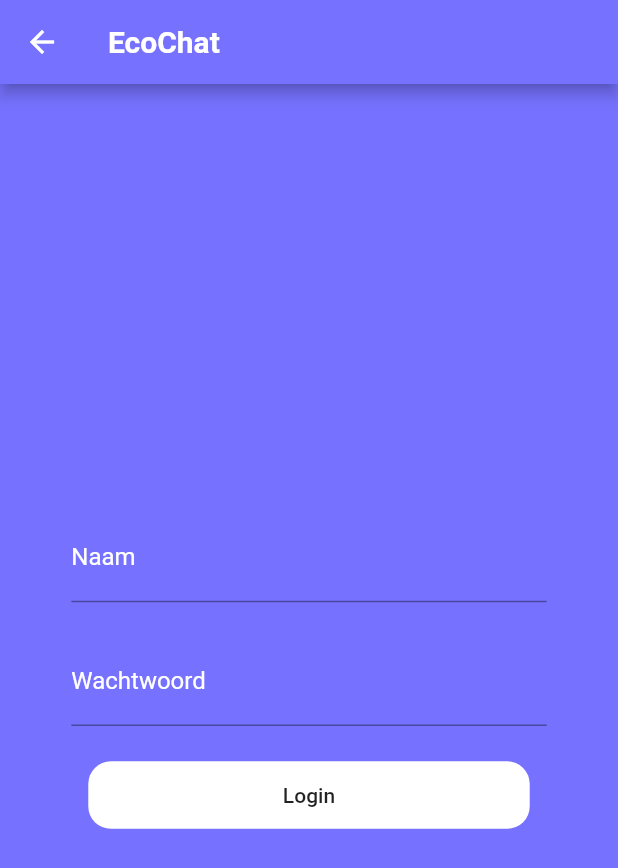
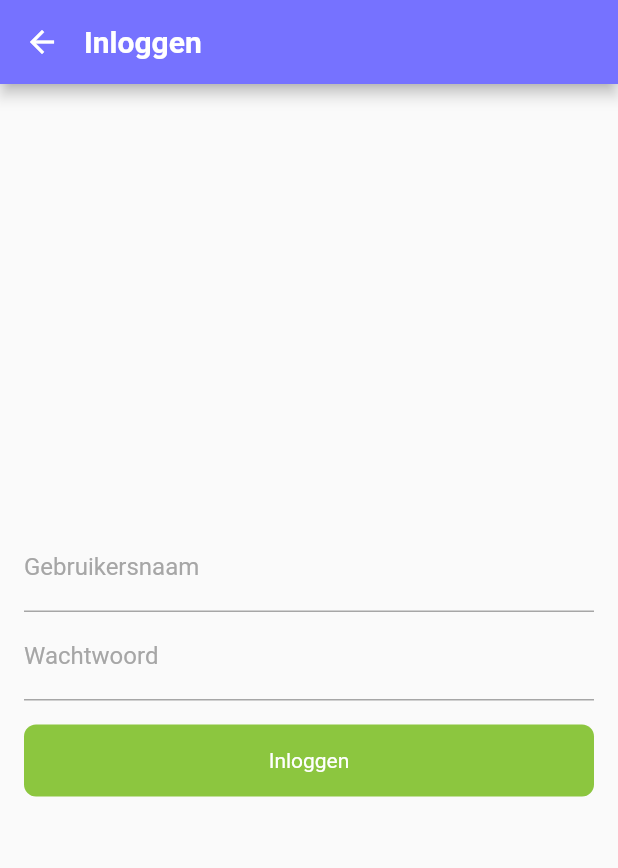
Before and after one commit to BlackBearFTW/EcoChat-Mobile, a Flutter app: the AuthenticationView screen opened directly, on a phone screen of 412 x 824 dp. Shown: the top 868 px of the screen. Run offline on Flutter 3.47's test engine with Material 2 defaults, Android fonts, the phone set to English and light mode, and no system bars; our stand-ins replace flutter_local_notifications, geolocator, google_maps_flutter, shared_preferences; missing offline and left inert: battery_info, signalr_netcore, skeleton_loader, workmanager; accounts and stored records are empty.

Commit message:
Update authentication.dart

```diff
--- a/lib/screens/authentication/authentication.dart
+++ b/lib/screens/authentication/authentication.dart
@@ -13,114 +13,115 @@ class AuthenticationView extends StatefulWidget {
 class _AuthenticationViewState extends State<AuthenticationView> {
   final GlobalKey<FormState> formKey = GlobalKey<FormState>();
   final AuthenticationApi authenticationApi = AuthenticationApi();
-  bool bToken = false;
-  bool clicked = false;
-
-  Future<String?> authenticate(_name, _password) async {
-
-    String? token = await authenticationApi.login(_name.text, _password.text);
-    if (token != null) {
-      bToken = true;
-    }
-
-    return token;
-  }
+  String username = "";
+  String password = "";
+  String? token = "";
 
   @override
   Widget build(BuildContext context) {
     return Scaffold(
       appBar: AppBar(
-        title: const Text("EcoChat", style: TextStyle(fontWeight: FontWeight.bold)),
+        titleSpacing: 0,
+        title: const Text("Inloggen",
+            style: TextStyle(fontWeight: FontWeight.bold)),
         backgroundColor: const Color(0xff7672FF),
       ),
-      body: Container(
-          width: MediaQuery.of(context).size.width,
-          height: MediaQuery.of(context).size.height,
-          decoration: const BoxDecoration(
-            color: Color(0xff7672FF),
-          ),
+      body: Padding(
+        padding: const EdgeInsets.all(16.0),
+        child: Form(
+          key: formKey,
           child: Column(
             mainAxisAlignment: MainAxisAlignment.center,
             children: [
-              bToken
-                  ? Container()
-                  : clicked
-                      ? const Text(
-                          "Uw gebruikers naam of wachtwoord is incorrect.",
-                          textAlign: TextAlign.center,
-                          style: TextStyle(
-                              color: Colors.black,
-                              fontWeight: FontWeight.bold,
-                              fontSize: 16),
-                          // overflow: TextOverflow.ellipsis,
-                        )
-                      : Container(),
-              const SizedBox(
-                height: 15,
-              ),
-              Container(
-                width: MediaQuery.of(context).size.width / 1.3,
-                child: TextFormField(
-                  style: TextStyle(color: Colors.white),
-                  controller: _nameField,
+              TextFormField(
+                  cursorColor: const Color(0xff7672FF),
                   decoration: const InputDecoration(
-                    hintText: "Naam",
-                    hintStyle: TextStyle(
-                      color: Colors.white,
+                    labelText: "Gebruikersnaam",
+                    labelStyle: TextStyle(color: Color(0xFFA6A6A6)),
+                    enabledBorder: UnderlineInputBorder(
+                      borderSide: BorderSide(color: Color(0xFFA6A6A6)),
                     ),
-                    labelText: "Naam",
-                    labelStyle: TextStyle(
-                      color: Colors.white,
+                    focusedBorder: UnderlineInputBorder(
+                      borderSide: BorderSide(color: Color(0xFFA6A6A6)),
                     ),
                   ),
-                ),
+                  validator: (value) {
+                    if (value!.isNotEmpty) return null;
+                    return "Voer een gebruikersnaam in.";
+                  },
+                  onSaved: (String? value) => username = value!
               ),
-              SizedBox(height: MediaQuery.of(context).size.height / 35),
-              Container(
-                width: MediaQuery.of(context).size.width / 1.3,
-                child: TextFormField(
-                  style: TextStyle(color: Colors.white),
-                  controller: _passwordField,
+              TextFormField(
+                  cursorColor: const Color(0xff7672FF),
                   obscureText: true,
                   decoration: const InputDecoration(
-                    hintText: "Wachtwoord",
-                    hintStyle: TextStyle(
-                      color: Colors.white,
+                    labelText: "Wachtwoord",
+                    labelStyle: TextStyle(color: Color(0xFFA6A6A6)),
+                    enabledBorder: UnderlineInputBorder(
+                      borderSide: BorderSide(color: Color(0xFFA6A6A6)),
                     ),
-                    labelText: "Wachtwoord",
-                    labelStyle: TextStyle(
-                      color: Colors.white,
+                    focusedBorder: UnderlineInputBorder(
+                      borderSide: BorderSide(color: Color(0xFFA6A6A6)),
                     ),
                   ),
-                ),
+                  validator: (value) {
+                    if (value!.isNotEmpty) return null;
+                    return "Voer een wachtwoord in.";
+                  },
+                  onSaved: (String? value) => password = value!
               ),
-              SizedBox(height: MediaQuery.of(context).size.height / 35),
-              Container(
-                width: MediaQuery.of(context).size.width / 1.4,
-                height: 45,
-                decoration: BoxDecoration(
-                  borderRadius: BorderRadius.circular(15.0),
-                  color: Colors.white,
-                ),
-                child: MaterialButton(
+              const SizedBox(height: 16),
+              SizedBox(
+                height: 48,
+                width: double.infinity,
+                child: RawMaterialButton(
+                  shape: RoundedRectangleBorder(
+                      borderRadius: BorderRadius.circular(8)),
+                  elevation: 0,
+                  child: const Text("Inloggen", style: TextStyle(color: Colors.white)),
                   onPressed: () async {
-                    authenticate(_nameField, _passwordField);
-                    clicked = true;
-                    setState(() {});
-                    if (bToken) {
+                    if (!formKey.currentState!.validate()) return;
+                    formKey.currentState!.save();
+
+                    print("Gebruikersnaam: $username, Wachtwoord: $password");
+
+                    token = await authenticationApi.login(username.trim(), password.trim());
+
+
+
+                    if (token == null) {
+                      _showIncorrectInputAlertDialog();
+                    } else {
                       Navigator.push(
                         context,
-                        MaterialPageRoute(
-                          builder: (context) => HomeView(),
-                        ),
+                        MaterialPageRoute(builder: (context) => const HomeView()),
                       );
                     }
+
+
+
                   },
-                  child: const Text("Login"),
+                  fillColor: const Color(0xFF8CC63F),
                 ),
-              ),
+              )
             ],
-          )),
+          ),
+        ),
+      ),
     );
   }
+
+  void _showIncorrectInputAlertDialog() {
+    showDialog(context: context, builder: (BuildContext context) =>
+        AlertDialog(
+            title: const Text("Ongeldige login"),
+            content: const Text("De ingevoerde gebruikersnaam/wachtwoord combinatie is onjuist."),
+            actions: [
+              TextButton(
+                onPressed: () => Navigator.pop(context),
+                child: const Text("Oké", style: TextStyle(color: Color(0xFF8CC63F))),
+              )
+            ]
+        ));
+  }
 }
```
